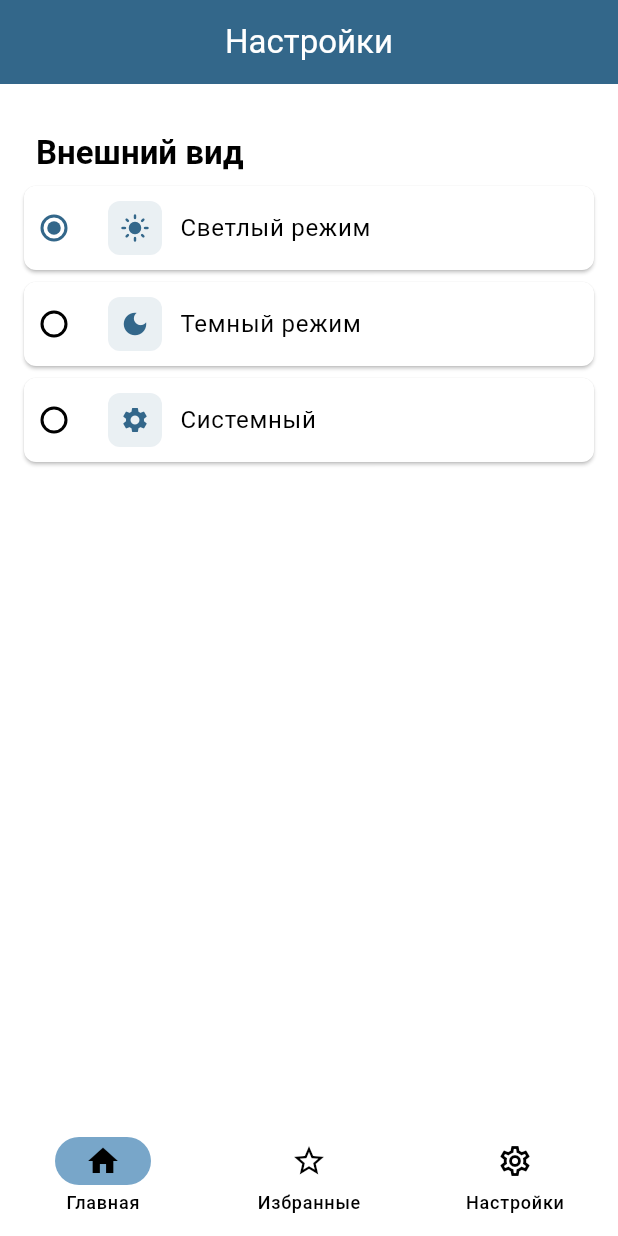
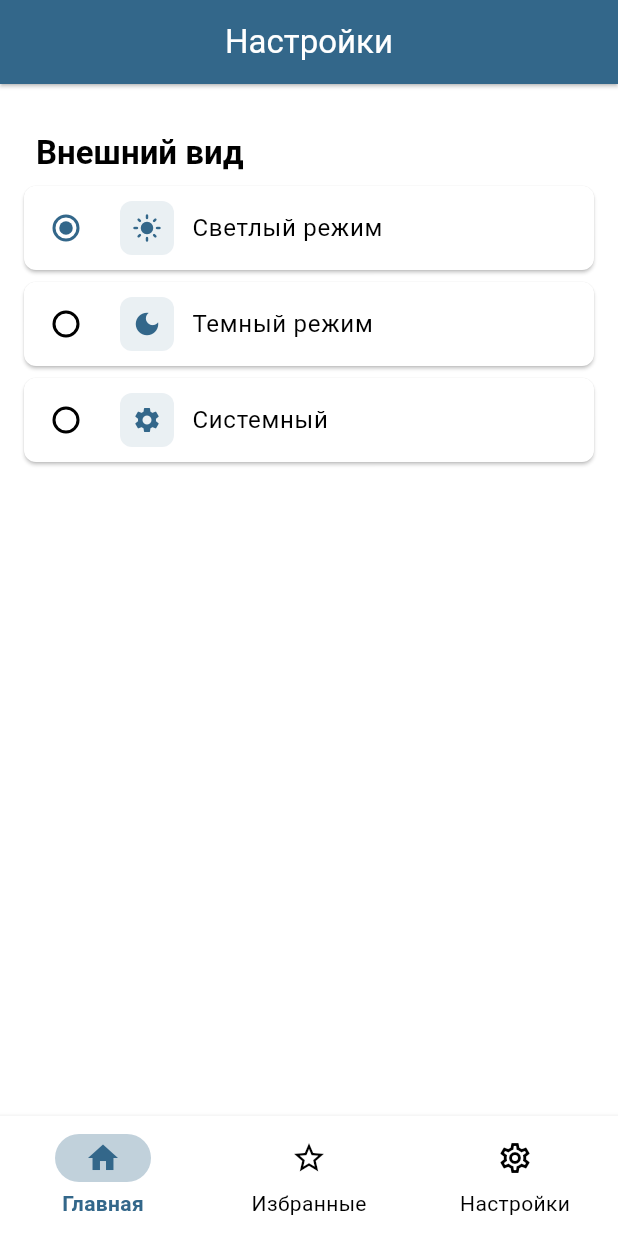
Before and after one commit to KHUSRAV-666/effective_mobile_test, a Flutter app: the SettingsScreen screen opened by its route, after a tap on "Светлый режим", on a phone screen of 412 x 824 dp. Run offline on Flutter 3.47's test engine with Material 3 defaults, Android fonts, the phone set to English and light mode, and no system bars; our stand-ins replace flutter_riverpod, go_router, shared_preferences; accounts and stored records are empty; network calls fail.

Commit message:
add favorite button animation, fix theme

```diff
--- a/lib/core/router/app_router.dart
+++ b/lib/core/router/app_router.dart
@@ -1,4 +1,3 @@
-import 'package:effective_mobile_test/presentation/providers/theme_provider.dart';
 import 'package:effective_mobile_test/presentation/screens/favorites/favorites_screen.dart';
 import 'package:effective_mobile_test/presentation/screens/home/home_screen.dart';
 import 'package:effective_mobile_test/presentation/screens/settings/settings_screen.dart';
@@ -85,16 +84,15 @@ class _MainScreenState extends ConsumerState<MainScreen> {
 
   @override
   Widget build(BuildContext context) {
-    final themeMode = ref.watch(themeModeProvider);
-    final isDark =
-        themeMode == ThemeMode.dark ||
-        (themeMode == ThemeMode.system &&
-            MediaQuery.platformBrightnessOf(context) == Brightness.dark);
+    // final themeMode = ref.watch(themeModeProvider);
+    // final isDark =
+    //     themeMode == ThemeMode.dark ||
+    //     (themeMode == ThemeMode.system &&
+    //         MediaQuery.platformBrightnessOf(context) == Brightness.dark);
 
     return Scaffold(
       body: widget.child,
       bottomNavigationBar: NavigationBar(
-        elevation: 3,
         selectedIndex: _currentIndex,
         onDestinationSelected: _onTap,
         destinations: const [
--- a/lib/core/themes/app_theme.dart
+++ b/lib/core/themes/app_theme.dart
@@ -6,6 +6,7 @@ class AppTheme {
   static const Color secondaryColor = Color(0xFF78A6C9); // EAEFF3   // E65C4F
 
   static ThemeData lightTheme = ThemeData(
+    useMaterial3: true,
     brightness: Brightness.light,
     primaryColor: primaryColor,
     colorScheme: const ColorScheme.light(
@@ -13,20 +14,35 @@ class AppTheme {
       secondary: secondaryColor,
     ),
     appBarTheme: const AppBarTheme(
-      elevation: 0,
+      elevation: 1,
+      shadowColor: Colors.black,
       centerTitle: true,
       backgroundColor: primaryColor,
       foregroundColor: Colors.white,
     ),
-    bottomNavigationBarTheme: const BottomNavigationBarThemeData(
-      selectedItemColor: primaryColor,
-      unselectedItemColor: Colors.grey,
-      type: BottomNavigationBarType.fixed,
+    navigationBarTheme: NavigationBarThemeData(
+      indicatorColor: primaryColor.withAlpha(78),
+      shadowColor: Colors.black,
+      labelTextStyle: WidgetStateProperty.resolveWith((states) {
+        if (states.contains(WidgetState.selected)) {
+          return const TextStyle(
+            color: primaryColor,
+            fontWeight: FontWeight.bold,
+          );
+        }
+        return const TextStyle(color: Colors.black);
+      }),
+      iconTheme: WidgetStateProperty.resolveWith((states) {
+        if (states.contains(WidgetState.selected)) {
+          return const IconThemeData(color: primaryColor);
+        }
+        return const IconThemeData(color: Colors.black);
+      }),
     ),
     cardTheme: const CardThemeData(
       margin: EdgeInsets.symmetric(
-        horizontal: AppSpacing.m,
-        vertical: AppSpacing.s,
+        horizontal: AppSpacing.s,
+        vertical: AppSpacing.xs,
       ),
       shape: RoundedRectangleBorder(
         borderRadius: BorderRadius.all(Radius.circular(AppSpacing.s)),
@@ -43,6 +59,7 @@ class AppTheme {
   );
 
   static ThemeData darkTheme = ThemeData(
+    useMaterial3: true,
     brightness: Brightness.dark,
     primaryColor: primaryColor,
     colorScheme: const ColorScheme.dark(
@@ -51,16 +68,46 @@ class AppTheme {
       surface: Color(0xFF1E1E1E),
     ),
     appBarTheme: const AppBarTheme(
-      elevation: 0,
+      elevation: 1,
+      shadowColor: Colors.white10,
       centerTitle: true,
       backgroundColor: Color(0xFF1E1E1E),
       foregroundColor: Colors.white,
     ),
-    bottomNavigationBarTheme: const BottomNavigationBarThemeData(
-      selectedItemColor: secondaryColor,
-      unselectedItemColor: Colors.grey,
-      type: BottomNavigationBarType.fixed,
-      backgroundColor: Color(0xFF1E1E1E),
+
+    navigationBarTheme: NavigationBarThemeData(
+      backgroundColor: const Color(0xFF1E1E1E),
+      indicatorColor: primaryColor.withAlpha(100),
+      shadowColor: Colors.white,
+      elevation: 3,
+
+      labelTextStyle: WidgetStateProperty.resolveWith((states) {
+        if (states.contains(WidgetState.selected)) {
+          return const TextStyle(
+            color: secondaryColor,
+            fontWeight: FontWeight.bold,
+          );
+        }
+        return const TextStyle(color: Colors.white70);
+      }),
+
+      iconTheme: WidgetStateProperty.resolveWith((states) {
+        if (states.contains(WidgetState.selected)) {
+          return const IconThemeData(color: Colors.white);
+        }
+        return const IconThemeData(color: Colors.white70);
+      }),
+    ),
+
+    cardTheme: const CardThemeData(
+      color: Color(0xFF2C2C2C),
+      margin: EdgeInsets.symmetric(
+        horizontal: AppSpacing.s,
+        vertical: AppSpacing.xs,
+      ),
+      shape: RoundedRectangleBorder(
+        borderRadius: BorderRadius.all(Radius.circular(AppSpacing.s)),
+      ),
     ),
   );
 }
--- a/lib/main.dart
+++ b/lib/main.dart
@@ -7,7 +7,6 @@ import 'package:flutter_riverpod/flutter_riverpod.dart';
 void main() async {
   WidgetsFlutterBinding.ensureInitialized();
 
-  // Загружаем сохраненную тему перед запуском
   final container = ProviderContainer();
   await container.read(themeModeProvider.notifier).loadTheme();
 
@@ -23,7 +22,7 @@ class MyApp extends ConsumerWidget {
     final router = ref.watch(routerProvider);
 
     return MaterialApp.router(
-      title: 'Minimal Riverpod App',
+      title: 'Rick & Morty App',
       debugShowCheckedModeBanner: false,
       themeMode: themeMode,
       theme: AppTheme.lightTheme,
--- a/lib/presentation/screens/favorites/favorites_screen.dart
+++ b/lib/presentation/screens/favorites/favorites_screen.dart
@@ -12,14 +12,14 @@ class FavoritesScreen extends ConsumerWidget {
     final favoritesAsync = ref.watch(favoriteHeroesProvider);
 
     return Scaffold(
-      appBar: AppBar(title: const Text('Favorite Heroes')),
+      appBar: AppBar(title: const Text('Избранные')),
       body: favoritesAsync.when(
         data: (heroes) {
           if (heroes.isEmpty) {
             return const _EmptyFavorites();
           }
           return ListView.builder(
-            padding: const EdgeInsets.all(AppSpacing.m),
+            padding: const EdgeInsets.all(AppSpacing.s),
             itemCount: heroes.length,
             itemBuilder: (context, index) => HeroCard(hero: heroes[index]),
           );
@@ -43,7 +43,7 @@ class _EmptyFavorites extends StatelessWidget {
         children: [
           Icon(Icons.star_border, size: 80, color: Colors.grey[400]),
           const SizedBox(height: AppSpacing.m),
-          const Text('No favorites yet', style: TextStyle(fontSize: 18)),
+          const Text('Список избранных пуст', style: TextStyle(fontSize: 18)),
         ],
       ),
     );
--- a/lib/presentation/screens/home/home_screen.dart
+++ b/lib/presentation/screens/home/home_screen.dart
@@ -21,7 +21,6 @@ class _HomeScreenState extends ConsumerState<HomeScreen> {
   }
 
   void _onScroll() {
-    // Если доскроллили почти до конца (за 200 пикселей)
     if (_scrollController.position.pixels >=
         _scrollController.position.maxScrollExtent - 200) {
       ref.read(heroNotifierProvider.notifier).loadNextPage();
@@ -39,7 +38,7 @@ class _HomeScreenState extends ConsumerState<HomeScreen> {
     final charactersAsync = ref.watch(heroNotifierProvider);
 
     return Scaffold(
-      appBar: AppBar(title: const Text('Rick & Morty Heroes')),
+      appBar: AppBar(title: const Text('Герои Rick & Morty')),
       body: charactersAsync.when(
         data: (characters) => ListView.builder(
           controller: _scrollController,
@@ -49,7 +48,6 @@ class _HomeScreenState extends ConsumerState<HomeScreen> {
             if (index < characters.length) {
               return HeroCard(hero: characters[index]);
             } else {
-              // В самом низу показываем лоадер
               return const Padding(
                 padding: EdgeInsets.symmetric(vertical: AppSpacing.m),
                 child: Center(child: CircularProgressIndicator.adaptive()),
--- a/lib/presentation/screens/settings/settings_screen.dart
+++ b/lib/presentation/screens/settings/settings_screen.dart
@@ -1,6 +1,7 @@
 import 'package:effective_mobile_test/presentation/providers/theme_provider.dart';
 import 'package:flutter/material.dart';
 import 'package:flutter_riverpod/flutter_riverpod.dart';
+import 'package:effective_mobile_test/core/themes/app_spacing.dart';
 
 class SettingsScreen extends ConsumerWidget {
   const SettingsScreen({super.key});
@@ -9,7 +10,7 @@ class SettingsScreen extends ConsumerWidget {
   Widget build(BuildContext context, WidgetRef ref) {
     final themeMode = ref.watch(themeModeProvider);
     final themeNotifier = ref.read(themeModeProvider.notifier);
-    final isDark = themeNotifier.isDarkMode(context);
+    // final isDark = themeNotifier.isDarkMode(context);
 
     return Scaffold(
       appBar: AppBar(title: const Text('Настройки')),
@@ -19,29 +20,33 @@ class SettingsScreen extends ConsumerWidget {
           const SizedBox(height: 16),
           _buildSectionTitle(context, 'Внешний вид'),
           const SizedBox(height: 8),
+
+          // Обертка для группы радио-кнопок
+          RadioGroup<ThemeMode>(
+            onChanged: (mode) => themeNotifier.setTheme(mode!),
+            groupValue: themeMode,
+            child: Column(
+              children: [
                 _buildThemeOption(
                   context,
                   title: 'Светлый режим',
                   icon: Icons.light_mode,
                   value: ThemeMode.light,
-            groupValue: themeMode,
-            onChanged: (mode) => themeNotifier.setTheme(mode!),
                 ),
                 _buildThemeOption(
                   context,
                   title: 'Темный режим',
                   icon: Icons.dark_mode,
                   value: ThemeMode.dark,
-            groupValue: themeMode,
-            onChanged: (mode) => themeNotifier.setTheme(mode!),
                 ),
                 _buildThemeOption(
                   context,
                   title: 'Системный',
                   icon: Icons.settings,
                   value: ThemeMode.system,
-            groupValue: themeMode,
-            onChanged: (mode) => themeNotifier.setTheme(mode!),
+                ),
+              ],
+            ),
           ),
         ],
       ),
@@ -50,7 +55,7 @@ class SettingsScreen extends ConsumerWidget {
 
   Widget _buildSectionTitle(BuildContext context, String title) {
     return Padding(
-      padding: const EdgeInsets.symmetric(horizontal: 8),
+      padding: const EdgeInsets.symmetric(horizontal: AppSpacing.s),
       child: Text(
         title,
         style: Theme.of(
@@ -65,19 +70,18 @@ class SettingsScreen extends ConsumerWidget {
     required String title,
     required IconData icon,
     required ThemeMode value,
-    required ThemeMode groupValue,
-    required void Function(ThemeMode?) onChanged,
   }) {
     return Card(
       margin: const EdgeInsets.only(bottom: 8),
       child: RadioListTile<ThemeMode>(
+        value: value,
         title: Row(
           children: [
             Container(
-              padding: const EdgeInsets.all(8),
+              padding: const EdgeInsets.all(AppSpacing.s),
               decoration: BoxDecoration(
                 color: Theme.of(context).colorScheme.primary.withAlpha(26),
-                borderRadius: BorderRadius.circular(8),
+                borderRadius: BorderRadius.circular(AppSpacing.s),
               ),
               child: Icon(
                 icon,
@@ -89,11 +93,8 @@ class SettingsScreen extends ConsumerWidget {
             Text(title),
           ],
         ),
-        value: value,
-        groupValue: groupValue,
-        onChanged: onChanged,
         activeColor: Theme.of(context).colorScheme.primary,
-        contentPadding: EdgeInsets.zero,
+        contentPadding: const EdgeInsets.symmetric(horizontal: AppSpacing.s),
       ),
     );
   }
```
Also changed, not shown: lib/presentation/screens/widgets/hero_card.dart (+13 -22 lines), lib/presentation/widgets/rotating_favorite_button.dart (added, +44 -0 lines). Lines whose indentation alone changed are shown as unchanged.
